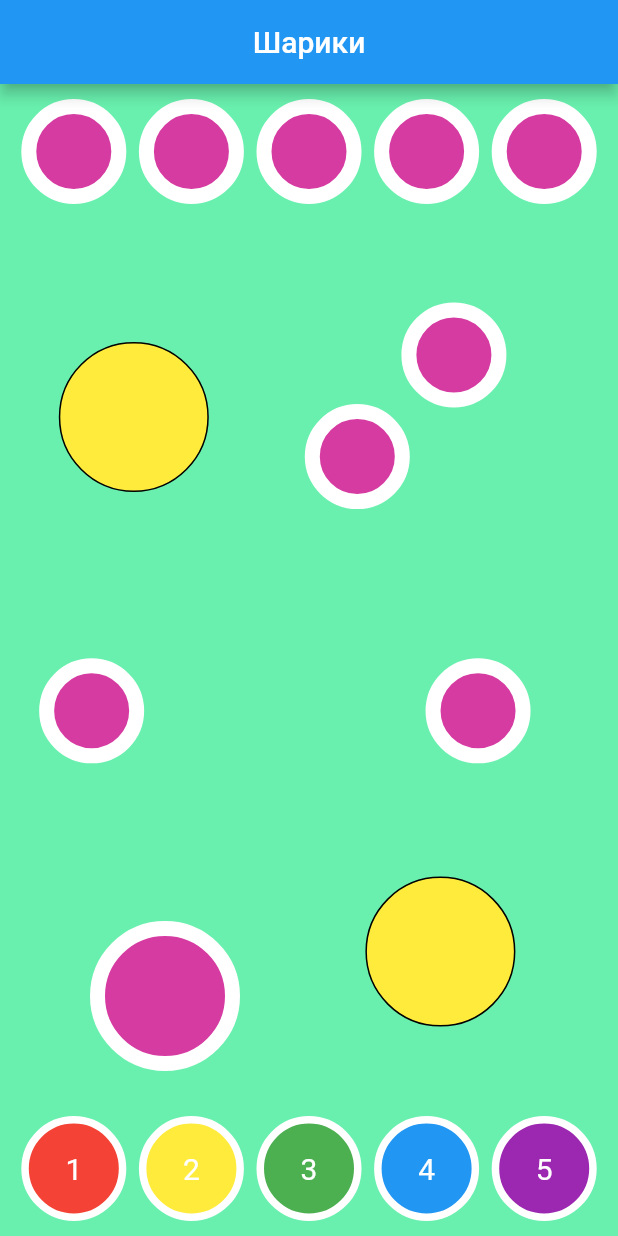
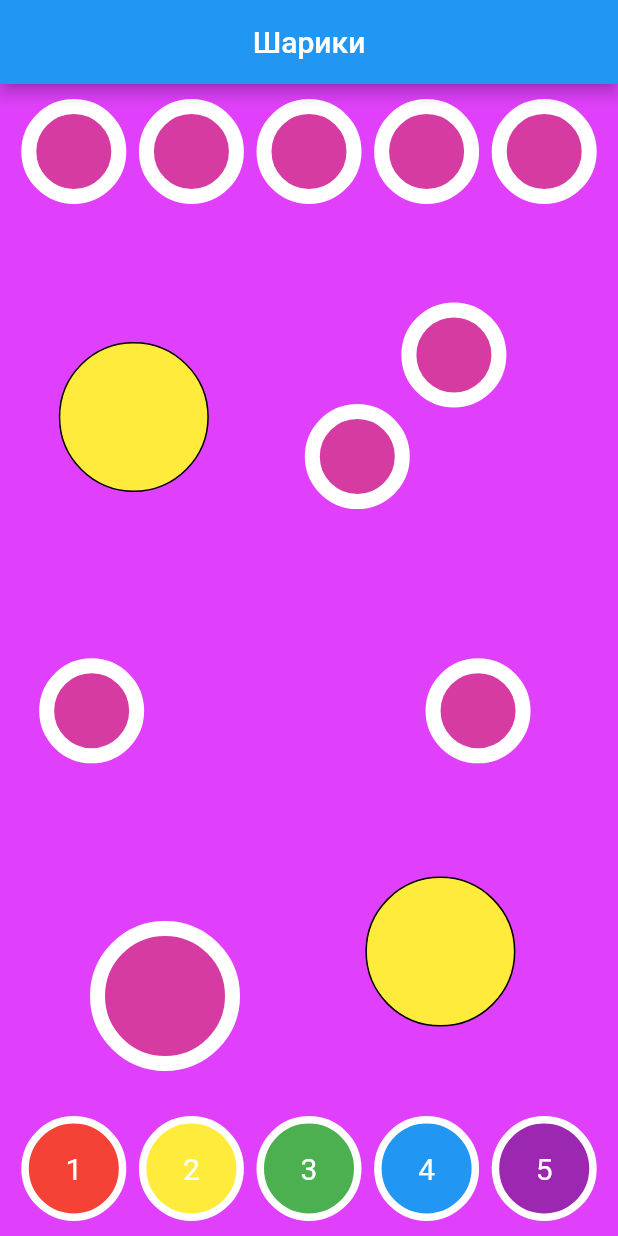
Before and after one commit to murzik0683/flutter_3_balloon, a Flutter app: the screen it shows after launch, on a phone screen of 412 x 824 dp. Run offline on Flutter 3.47's test engine with Material 2 defaults, Android fonts, the phone set to English and light mode, and no system bars.

Commit message:
commit four

```diff
--- a/lib/main.dart
+++ b/lib/main.dart
@@ -12,7 +12,7 @@ class MyApp extends StatelessWidget {
   Widget build(BuildContext context) {
     return MaterialApp(
         home: Scaffold(
-      backgroundColor: Colors.greenAccent,
+      backgroundColor: Colors.purpleAccent,
       appBar: AppBar(title: const Text("Шарики"), centerTitle: true),
       body: Padding(
         padding: const EdgeInsets.all(10.0),
```
